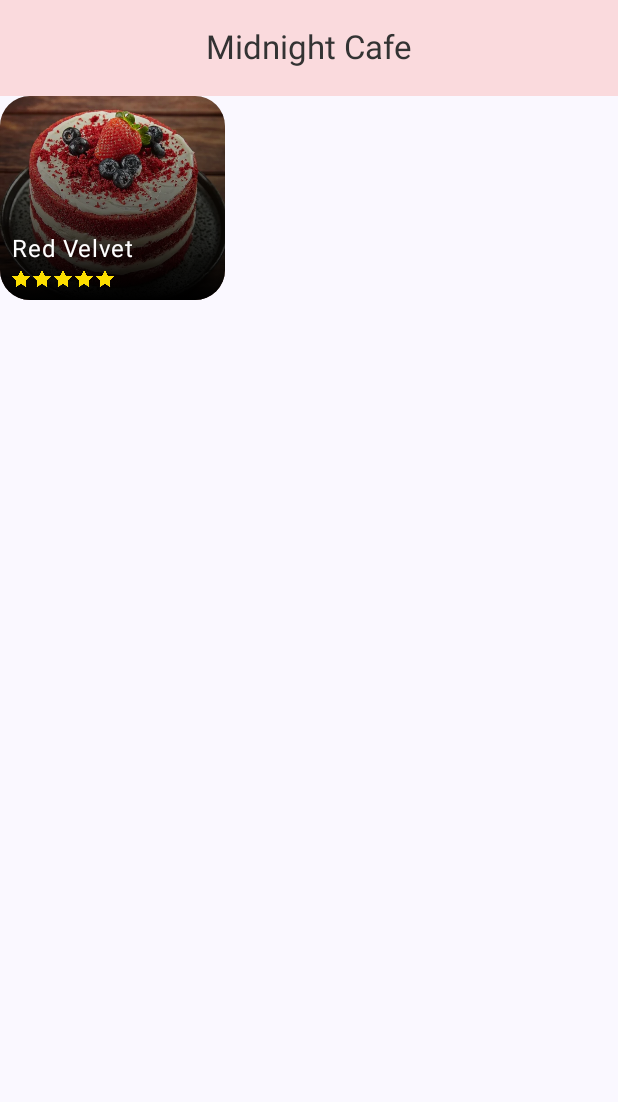
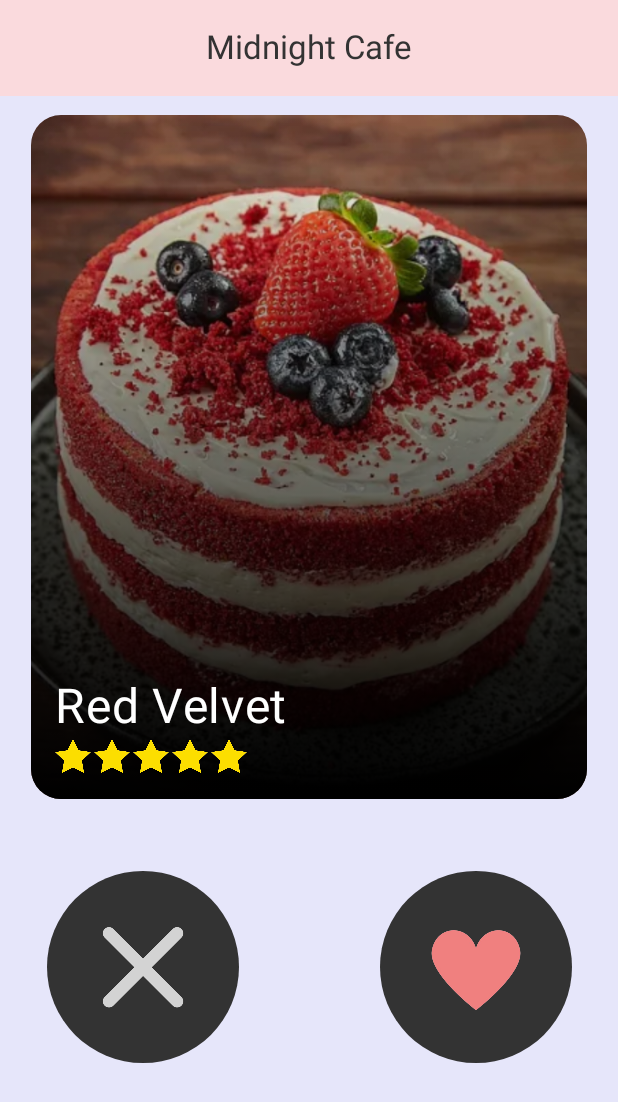
Before and after one commit to entr0pie/MidnightCafe, an Android app built with Jetpack Compose: the screen it shows after launch (MainActivity), on a phone screen of 412 x 824 dp. Shown: the top 1102 px of the screen. Run offline under Robolectric (Android 15) with nearby library versions, the phone set to English and light mode, and no system bars.

Commit message:
feat: add tinder screen

```diff
--- a/app/src/main/java/tandera/hackerspace/midnightcafe/MainActivity.kt
+++ b/app/src/main/java/tandera/hackerspace/midnightcafe/MainActivity.kt
@@ -4,24 +4,11 @@ import android.os.Bundle
 import androidx.activity.ComponentActivity
 import androidx.activity.compose.setContent
 import androidx.activity.enableEdgeToEdge
-import androidx.compose.foundation.layout.Row
-import androidx.compose.foundation.layout.fillMaxHeight
-import androidx.compose.foundation.layout.fillMaxSize
-import androidx.compose.foundation.layout.fillMaxWidth
-import androidx.compose.foundation.layout.height
 import androidx.compose.foundation.layout.padding
-import androidx.compose.foundation.layout.width
 import androidx.compose.material3.Scaffold
-import androidx.compose.runtime.Composable
-import androidx.compose.ui.Alignment
 import androidx.compose.ui.Modifier
-import androidx.compose.ui.tooling.preview.Preview
-import androidx.compose.ui.unit.TextUnit
-import androidx.compose.ui.unit.TextUnitType
-import androidx.compose.ui.unit.dp
 import tandera.hackerspace.midnightcafe.ui.components.common.MainTopBar
-import tandera.hackerspace.midnightcafe.ui.components.common.Score
-import tandera.hackerspace.midnightcafe.ui.components.recipe.card.RecipeCard
+import tandera.hackerspace.midnightcafe.ui.screens.TinderScreen
 import tandera.hackerspace.midnightcafe.ui.theme.MidnightCafeTheme
 
 class MainActivity : ComponentActivity() {
@@ -33,44 +20,9 @@ class MainActivity : ComponentActivity() {
                 Scaffold(
                     topBar = { MainTopBar() }
                 ) { innerPadding ->
-                    RecipeCard(
-                        "Red Velvet",
-                        Score.FIVE,
-                        R.drawable.red_velvet,
-                        "A sliced piece of Red Velvet.",
-                        modifier = Modifier
-                            .width(150.dp)
-                            .height(200.dp)
-                            .padding(innerPadding)
-                    )
+                    TinderScreen(modifier = Modifier.padding(innerPadding))
                 }
             }
         }
     }
 }
-
-@Preview(showBackground = true)
-@Composable
-fun MainActivityPreview() {
-    MidnightCafeTheme {
-        Scaffold(
-            topBar = { MainTopBar() }
-        ) { innerPadding ->
-            Row(modifier = Modifier.fillMaxSize()) {
-                RecipeCard(
-                    "Red Velvet",
-                    Score.FIVE,
-                    R.drawable.red_velvet,
-                    "A sliced piece of Red Velvet.",
-                    modifier = Modifier
-                        .fillMaxWidth(0.80f)
-                        .fillMaxHeight(0.60f)
-                        .align(Alignment.CenterVertically)
-                        .padding(innerPadding),
-                    titleSize = TextUnit(36.0f, TextUnitType.Sp),
-                    starSize = 24.dp
-                )
-            }
-        }
-    }
-}
--- a/app/src/main/java/tandera/hackerspace/midnightcafe/ui/components/recipe/buttons/RecipeButtons.kt
+++ b/app/src/main/java/tandera/hackerspace/midnightcafe/ui/components/recipe/buttons/RecipeButtons.kt
@@ -24,20 +24,28 @@ private val COLORS = ButtonColors(
 @Composable
 fun LoveItButton(
     onClick: () -> Unit = {},
-) = RoundButtonWithImage(image = R.drawable.heart_icon, imageDescription = "Love it!", onClick = onClick)
+) = RoundButtonWithImage(
+    image = R.drawable.heart_icon,
+    imageDescription = "Love it!",
+    onClick = onClick
+)
 
 @Composable
 fun HateItButton(
     onClick: () -> Unit = {},
-) = RoundButtonWithImage(image = R.drawable.cross_icon, imageDescription = "Hate it!", onClick = onClick)
+) = RoundButtonWithImage(
+    image = R.drawable.cross_icon,
+    imageDescription = "Hate it!",
+    onClick = onClick
+)
 
 @Composable
 private fun RoundButtonWithImage(
     @DrawableRes image: Int,
     imageDescription: String,
-    imageSize: Dp = 48.dp,
+    imageSize: Dp = 84.dp,
     onClick: () -> Unit,
-    size: Dp = 64.dp,
+    size: Dp = 128.dp,
 ) {
     RoundButton(onClick = onClick, size = size, colors = COLORS) {
         Image(
--- a/app/src/main/java/tandera/hackerspace/midnightcafe/ui/components/recipe/card/RecipeCard.kt
+++ b/app/src/main/java/tandera/hackerspace/midnightcafe/ui/components/recipe/card/RecipeCard.kt
@@ -39,7 +39,7 @@ fun RecipeCard(
             starSize = starSize,
             modifier = Modifier
                 .align(Alignment.BottomStart)
-                .padding(8.dp)
+                .padding(16.dp)
         )
     }
 }
--- /dev/null
+++ b/app/src/main/java/tandera/hackerspace/midnightcafe/ui/screens/TinderScreen.kt
@@ -0,0 +1,79 @@
+package tandera.hackerspace.midnightcafe.ui.screens
+
+import androidx.compose.foundation.background
+import androidx.compose.foundation.layout.Arrangement
+import androidx.compose.foundation.layout.Box
+import androidx.compose.foundation.layout.Column
+import androidx.compose.foundation.layout.Row
+import androidx.compose.foundation.layout.fillMaxHeight
+import androidx.compose.foundation.layout.fillMaxSize
+import androidx.compose.foundation.layout.fillMaxWidth
+import androidx.compose.runtime.Composable
+import androidx.compose.ui.Alignment
+import androidx.compose.ui.BiasAlignment
+import androidx.compose.ui.Modifier
+import androidx.compose.ui.tooling.preview.Preview
+import androidx.compose.ui.unit.dp
+import androidx.compose.ui.unit.sp
+import tandera.hackerspace.midnightcafe.R
+import tandera.hackerspace.midnightcafe.ui.components.common.Score
+import tandera.hackerspace.midnightcafe.ui.components.recipe.buttons.HateItButton
+import tandera.hackerspace.midnightcafe.ui.components.recipe.buttons.LoveItButton
+import tandera.hackerspace.midnightcafe.ui.components.recipe.card.RecipeCard
+import tandera.hackerspace.midnightcafe.ui.theme.Palette
+
+val CARD_ALIGNMENT: Alignment = BiasAlignment(0f, -0.8f)
+
+@Composable
+fun TinderScreen(modifier: Modifier = Modifier) {
+
+    @Composable
+    fun renderTinderCard() {
+        Box {
+            RecipeCard(
+                "Red Velvet",
+                Score.FIVE,
+                R.drawable.red_velvet,
+                "A sliced piece of Red Velvet.",
+                modifier = Modifier
+                    .fillMaxWidth(0.90f)
+                    .fillMaxHeight(0.60f),
+                titleSize = 32.sp,
+                starSize = 24.dp
+            )
+        }
+    }
+
+    @Composable
+    fun renderButtons() {
+        Row(
+            modifier = Modifier.fillMaxWidth(0.85f),
+            horizontalArrangement = Arrangement.SpaceBetween,
+            verticalAlignment = Alignment.CenterVertically
+        ) {
+            HateItButton()
+            LoveItButton()
+        }
+    }
+
+    Box(
+        modifier = modifier
+            .fillMaxSize()
+            .background(Palette.Lavender),
+        contentAlignment = CARD_ALIGNMENT
+    ) {
+        Column(
+            verticalArrangement = Arrangement.spacedBy(48.dp),
+            horizontalAlignment = Alignment.CenterHorizontally
+        ) {
+            renderTinderCard()
+            renderButtons()
+        }
+    }
+}
+
+@Preview
+@Composable
+private fun TinderScreenPreview() {
+    TinderScreen()
+}
--- a/app/src/main/java/tandera/hackerspace/midnightcafe/ui/theme/Theme.kt
+++ b/app/src/main/java/tandera/hackerspace/midnightcafe/ui/theme/Theme.kt
@@ -13,13 +13,15 @@ import androidx.compose.ui.platform.LocalContext
 private val DarkColorScheme = darkColorScheme(
     primary = Purple80,
     secondary = PurpleGrey80,
-    tertiary = Pink80
+    tertiary = Pink80,
+    background = Palette.Lavender
 )
 
 private val LightColorScheme = lightColorScheme(
     primary = Palette.MistyRose,
     secondary = Palette.Lavender,
-    tertiary = Palette.MintyGreen
+    tertiary = Palette.MintyGreen,
+    background = Palette.Lavender
 
     /* Other default colors to override
     background = Color(0xFFFFFBFE),
```
